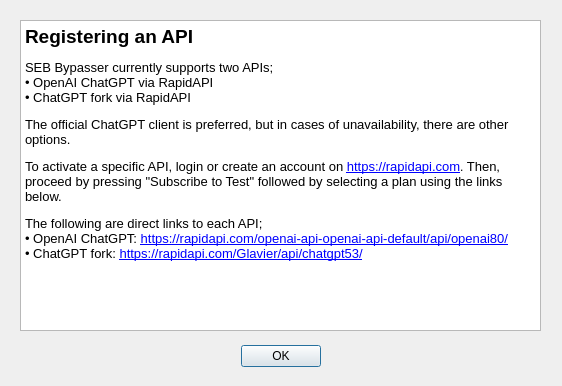
The window that RegisterDialog.ui (sanglantes/seb-qtbypass) describes before a commit, drawn with Qt 5.
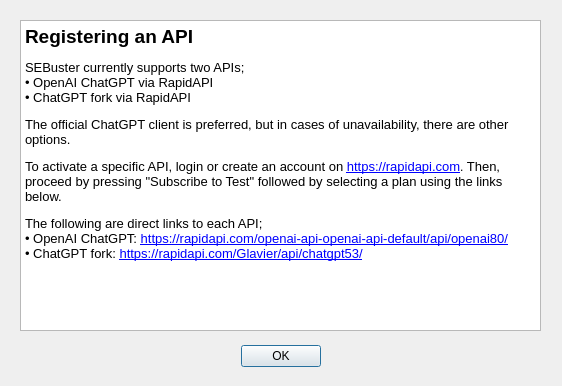
The same window after the commit.

The edit to the form file:
```diff
--- a/RegisterDialog.ui
+++ b/RegisterDialog.ui
@@ -50,7 +50,7 @@
 li.checked::marker { content: &quot;\2612&quot;; }
 &lt;/style&gt;&lt;/head&gt;&lt;body style=&quot; font-family:'Segoe UI'; font-size:9pt; font-weight:400; font-style:normal;&quot;&gt;
 &lt;p style=&quot; margin-top:12px; margin-bottom:12px; margin-left:0px; margin-right:0px; -qt-block-indent:0; text-indent:0px;&quot;&gt;&lt;span style=&quot; font-size:14pt; font-weight:700;&quot;&gt;Registering an API&lt;/span&gt;&lt;/p&gt;
-&lt;p style=&quot; margin-top:12px; margin-bottom:12px; margin-left:0px; margin-right:0px; -qt-block-indent:0; text-indent:0px;&quot;&gt;&lt;span style=&quot; font-size:10pt;&quot;&gt;SEB Bypasser currently supports two APIs;&lt;br /&gt;• OpenAI ChatGPT via RapidAPI&lt;br /&gt;• ChatGPT fork via RapidAPI&lt;/span&gt;&lt;/p&gt;
+&lt;p style=&quot; margin-top:12px; margin-bottom:12px; margin-left:0px; margin-right:0px; -qt-block-indent:0; text-indent:0px;&quot;&gt;&lt;span style=&quot; font-size:10pt;&quot;&gt;SEBuster currently supports two APIs;&lt;br /&gt;• OpenAI ChatGPT via RapidAPI&lt;br /&gt;• ChatGPT fork via RapidAPI&lt;/span&gt;&lt;/p&gt;
 &lt;p style=&quot; margin-top:12px; margin-bottom:12px; margin-left:0px; margin-right:0px; -qt-block-indent:0; text-indent:0px;&quot;&gt;&lt;span style=&quot; font-size:10pt;&quot;&gt;The official ChatGPT client is preferred, but in cases of unavailability, there are other options. &lt;/span&gt;&lt;/p&gt;
 &lt;p style=&quot; margin-top:12px; margin-bottom:12px; margin-left:0px; margin-right:0px; -qt-block-indent:0; text-indent:0px;&quot;&gt;&lt;span style=&quot; font-size:10pt;&quot;&gt;To activate a specific API, login or create an account on &lt;/span&gt;&lt;a href=&quot;https://rapidapi.com/auth/sign-up&quot;&gt;&lt;span style=&quot; font-size:10pt; text-decoration: underline; color:#0000ff;&quot;&gt;https://rapidapi.com&lt;/span&gt;&lt;/a&gt;. &lt;span style=&quot; font-size:10pt;&quot;&gt;Then, proceed by pressing &amp;quot;Subscribe to Test&amp;quot; followed by selecting a plan using the links below.&lt;/span&gt;&lt;/p&gt;
 &lt;p style=&quot; margin-top:12px; margin-bottom:12px; margin-left:0px; margin-right:0px; -qt-block-indent:0; text-indent:0px;&quot;&gt;&lt;span style=&quot; font-size:10pt;&quot;&gt;The following are direct links to each API;&lt;br /&gt;• OpenAI ChatGPT: &lt;/span&gt;&lt;a href=&quot;https://rapidapi.com/openai-api-openai-api-default/api/openai80/&quot;&gt;&lt;span style=&quot; font-size:10pt; text-decoration: underline; color:#0000ff;&quot;&gt;https://rapidapi.com/openai-api-openai-api-default/api/openai80/&lt;/span&gt;&lt;/a&gt;&lt;span style=&quot; font-size:10pt;&quot;&gt;&lt;br /&gt;• ChatGPT fork: &lt;/span&gt;&lt;a href=&quot;https://rapidapi.com/Glavier/api/chatgpt53/&quot;&gt;&lt;span style=&quot; font-size:10pt; text-decoration: underline; color:#0000ff;&quot;&gt;https://rapidapi.com/Glavier/api/chatgpt53/&lt;/span&gt;&lt;/a&gt;&lt;/p&gt;&lt;/body&gt;&lt;/html&gt;</string>
```
